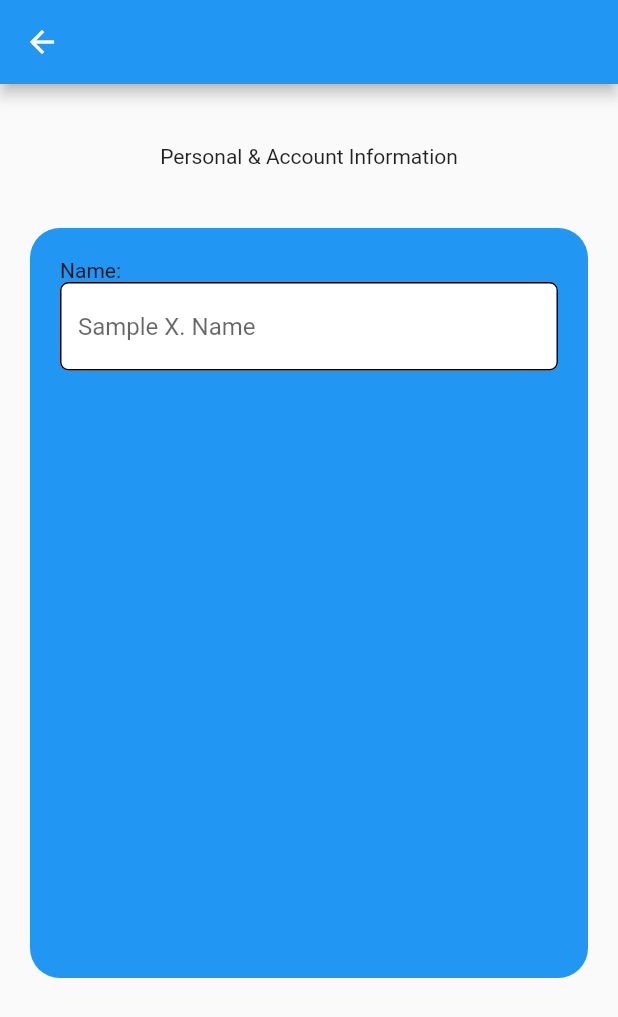
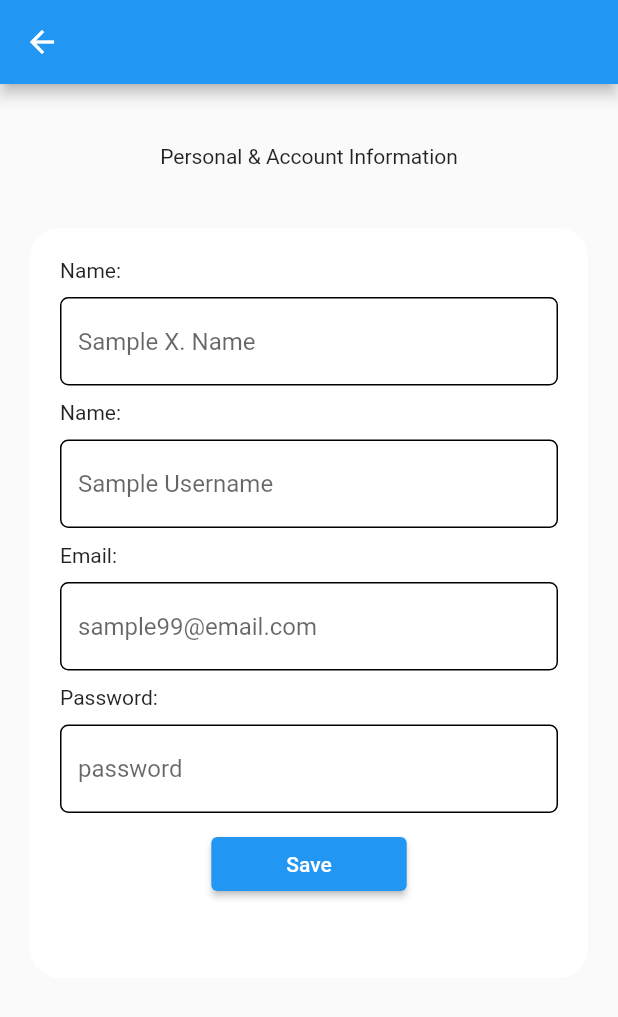
Before and after one commit to eunhachingu/mentasia, a Flutter app: the screen it shows after launch, on a phone screen of 412 x 824 dp. Shown: the top 1017 px of the screen. Run offline on Flutter 3.47's test engine with Material 2 defaults, Android fonts, the phone set to English and light mode, and no system bars; our stand-ins replace get, google_fonts.

Commit message:
initial personal info

```diff
--- a/lib/constants/image_strings.dart
+++ b/lib/constants/image_strings.dart
@@ -27,3 +27,6 @@ const String tRechaerg = "assets/images/rechaerg.png";
 const String tSerg = "assets/images/serg.png";
 const String tKane = "assets/images/kane.png";
 const String tChoi = "assets/images/choi.png";
+
+// bg
+const String tEllipseBg = "assets/images/ellipse_bg.png";
--- a/lib/main.dart
+++ b/lib/main.dart
@@ -1,7 +1,6 @@
 import 'package:flutter/material.dart';
 import 'package:get/get_navigation/get_navigation.dart';
 import 'package:mentasia/routing/route_generator.dart';
-import 'package:mentasia/utils/theme/theme.dart';
 
 void main() {
   runApp(const MyApp());
@@ -15,9 +14,6 @@ class MyApp extends StatelessWidget {
   Widget build(BuildContext context) {
     return GetMaterialApp(
       debugShowCheckedModeBanner: false,
-      theme: TAppTheme.lightTheme,
-      darkTheme: TAppTheme.darkTheme,
-      themeMode: ThemeMode.system,
       initialRoute: RoutesClass.getSplashRoute(),
       getPages: RoutesClass.routes,
     );
--- a/lib/screens/settings/account_settings/personal_account_screen.dart
+++ b/lib/screens/settings/account_settings/personal_account_screen.dart
@@ -1,4 +1,7 @@
 import 'package:flutter/material.dart';
+import 'package:mentasia/constants/image_strings.dart';
+
+import '../../../utils/account_card.dart';
 
 class PersonalAccountScreen extends StatefulWidget {
   const PersonalAccountScreen({super.key});
@@ -8,6 +11,11 @@ class PersonalAccountScreen extends StatefulWidget {
 }
 
 class _PersonalAccountScreenState extends State<PersonalAccountScreen> {
+  final _nameController = TextEditingController();
+  final _usernameController = TextEditingController();
+  final _emailController = TextEditingController();
+  final _passwordController = TextEditingController();
+
   @override
   Widget build(BuildContext context) {
     return Scaffold(
@@ -29,29 +37,42 @@ class _PersonalAccountScreenState extends State<PersonalAccountScreen> {
               child: ClipRRect(
                 borderRadius: BorderRadius.circular(20),
                 child: Container(
+                  color: Colors.white,
                   padding: const EdgeInsets.all(20),
                   width: double.infinity,
                   height: 500,
-                  color: Colors.blue,
                   child: Column(
                     crossAxisAlignment: CrossAxisAlignment.start,
                     children: [
-                      const Text("Name:"),
-                      TextField(
-                        decoration: InputDecoration(
-                          hintText: "Sample X. Name",
-                          fillColor: Colors.white,
-                          filled: true,
-                          enabledBorder: OutlineInputBorder(
-                            borderSide: BorderSide(color: Colors.black),
-                            borderRadius: BorderRadius.circular(5.5),
+                      AccountCard(
+                        controller: _nameController,
+                        hintText: "Sample X. Name",
+                        labelText: "Name:",
+                      ),
+                      AccountCard(
+                        controller: _usernameController,
+                        hintText: "Sample Username",
+                        labelText: "Name:",
+                      ),
+                      AccountCard(
+                        controller: _emailController,
+                        hintText: "sample99@email.com",
+                        labelText: "Email:",
+                      ),
+                      AccountCard(
+                        controller: _passwordController,
+                        hintText: "password",
+                        labelText: "Password:",
+                      ),
+                      Center(
+                        child: ElevatedButton(
+                          style: ElevatedButton.styleFrom(
+                            padding: EdgeInsets.symmetric(horizontal: 50),
                           ),
-                          focusedBorder: OutlineInputBorder(
-                            borderSide: BorderSide(color: Colors.black),
-                            borderRadius: BorderRadius.circular(5.5),
-                          ),
+                          onPressed: () {},
+                          child: Text("Save"),
                         ),
-                      )
+                      ),
                     ],
                   ),
                 ),
--- a/lib/screens/splash_screen/splash_screen.dart
+++ b/lib/screens/splash_screen/splash_screen.dart
@@ -27,7 +27,7 @@ class SplashScreen extends StatelessWidget {
               Obx(
                 () => AnimatedPositioned(
                   duration: const Duration(milliseconds: 1600),
-                  top: splashController.animate.value ? 200 : 100,
+                  top: splashController.animate.value ? 200 : 150,
                   child: const Image(
                     width: 120,
                     height: 120,
--- /dev/null
+++ b/lib/utils/account_card.dart
@@ -0,0 +1,51 @@
+import 'package:flutter/material.dart';
+
+class AccountCard extends StatelessWidget {
+  final String labelText;
+  final String hintText;
+  final TextEditingController controller;
+
+  AccountCard(
+      {super.key,
+      required this.labelText,
+      required this.hintText,
+      required this.controller});
+
+  @override
+  Widget build(BuildContext context) {
+    return Column(
+      crossAxisAlignment: CrossAxisAlignment.start,
+      children: [
+        Text(labelText),
+        const SizedBox(
+          height: 10,
+        ),
+        TextField(
+          controller: controller,
+          decoration: InputDecoration(
+            hintText: hintText,
+            hintStyle: TextStyle(
+              fontSize: 16,
+            ),
+            fillColor: Colors.white,
+            filled: true,
+            enabledBorder: OutlineInputBorder(
+              borderSide: const BorderSide(color: Colors.black),
+              borderRadius: BorderRadius.circular(5.5),
+            ),
+            focusedBorder: OutlineInputBorder(
+              borderSide: const BorderSide(color: Colors.black),
+              borderRadius: BorderRadius.circular(5.5),
+            ),
+          ),
+          style: TextStyle(
+            fontSize: 16,
+          ),
+        ),
+        const SizedBox(
+          height: 10,
+        ),
+      ],
+    );
+  }
+}
--- a/lib/utils/theme/theme.dart
+++ /dev/null
@@ -1,16 +0,0 @@
-import 'package:flutter/material.dart';
-import 'package:google_fonts/google_fonts.dart';
-import 'package:mentasia/utils/theme/widget_themes/text_theme.dart';
-
-class TAppTheme {
-  TAppTheme._();
-
-  static ThemeData lightTheme = ThemeData(
-    brightness: Brightness.light,
-    textTheme: TTextTheme.lightTextTheme,
-    elevatedButtonTheme:
-        ElevatedButtonThemeData(style: ElevatedButton.styleFrom()),
-  );
-  static ThemeData darkTheme = ThemeData(
-      brightness: Brightness.dark, textTheme: TTextTheme.darkTextTheme);
-}
--- a/lib/utils/theme/widget_themes/text_theme.dart
+++ /dev/null
@@ -1,13 +0,0 @@
-import 'package:flutter/material.dart';
-import 'package:google_fonts/google_fonts.dart';
-
-class TTextTheme {
-  static TextTheme lightTextTheme = TextTheme(
-      headline2: GoogleFonts.montserrat(
-    color: Colors.black87,
-  ));
-  static TextTheme darkTextTheme = TextTheme(
-      headline2: GoogleFonts.montserrat(
-    color: Colors.white70,
-  ));
-}
```
Also changed, not shown: assets/images/ellipse_bg.png (added).
